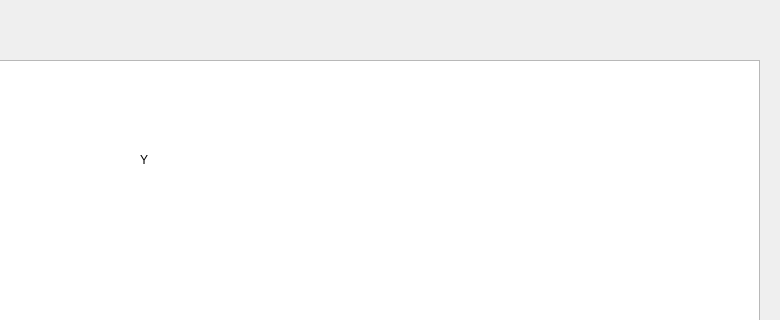
Qt form forms/application.ui (Aquaver/signal-generator) before a commit; both pictures show x 500 to 1280 and y 0 to 320 of the 1280 by 720 pixel window.
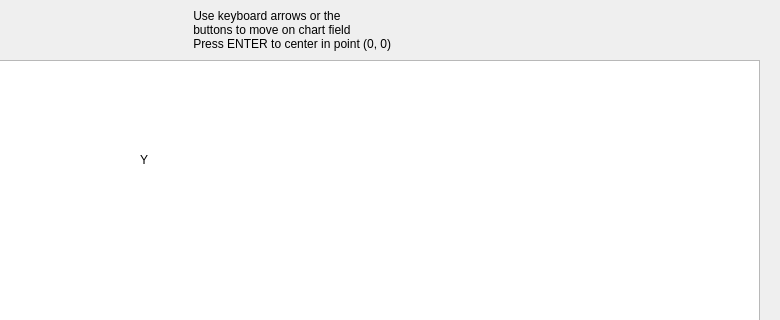
The same form after that commit.

Commit message: Added text property in movement description label widget in application UI file

Diff of the .ui file:
```diff
--- a/forms/application.ui
+++ b/forms/application.ui
@@ -308,6 +308,14 @@
                 <height>60</height>
               </rect>
             </property>
+            
+            <property name="text">
+              <string>
+                Use keyboard arrows or the
+                buttons to move on chart field
+                Press ENTER to center in point (0, 0)
+              </string>
+            </property>
           </widget>
         </widget>
       </widget>
```
